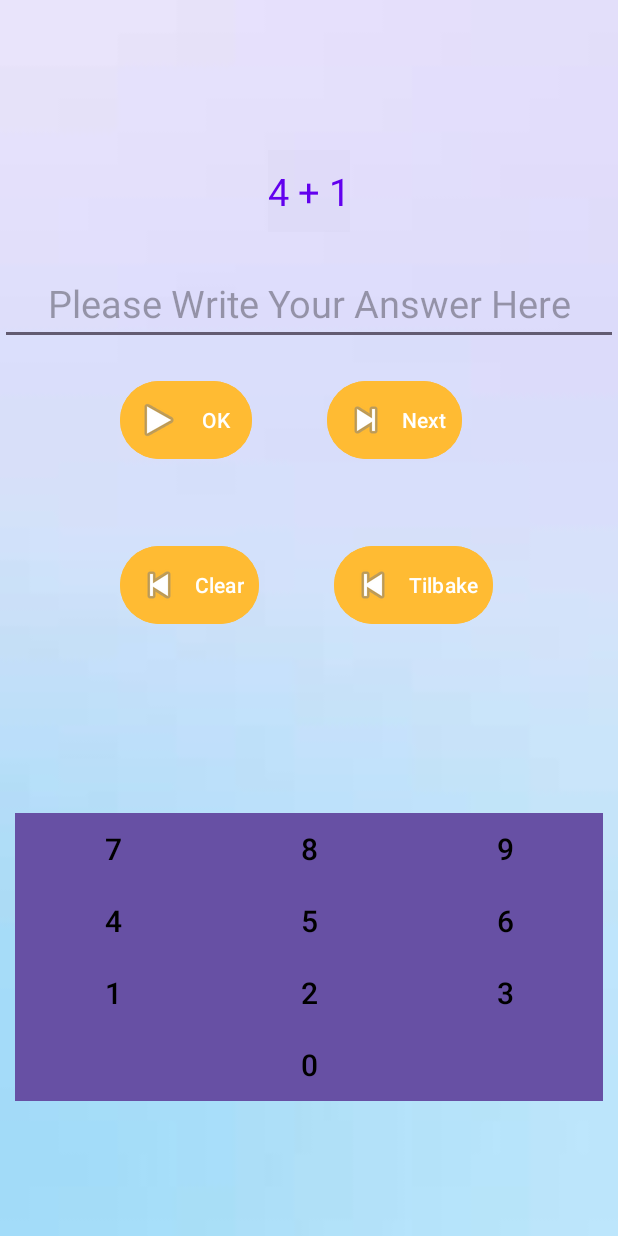
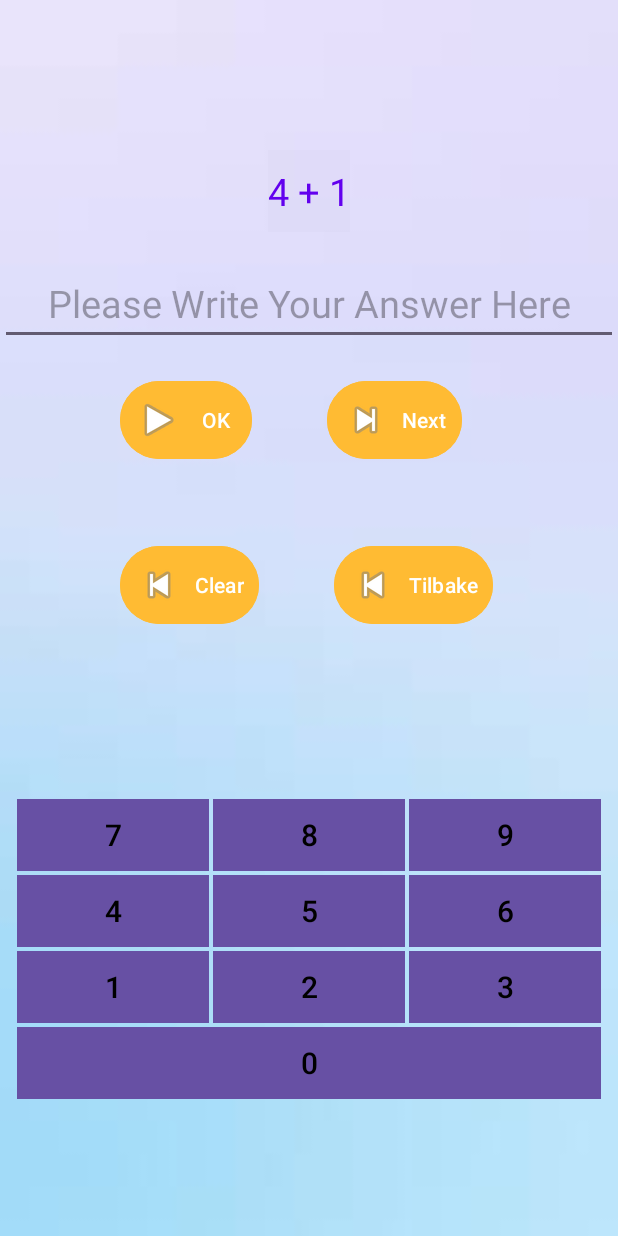
Before and after one commit to Latifa-Ajram/Spill, an Android app: the StartGame screen opened directly, with no data from a screen before it, on a phone screen of 412 x 824 dp. Run offline under Robolectric (Android 15) with nearby library versions, the phone set to English and light mode, and no system bars.

Commit message:
endringene i layout + la inn strings fra main activity

```diff
--- a/app/src/main/res/layout-land/activity_main.xml
+++ b/app/src/main/res/layout-land/activity_main.xml
@@ -18,7 +18,7 @@
         android:layout_marginTop="75dp"
         android:background="@android:color/holo_blue_dark"
         android:gravity="center_horizontal|center_vertical"
-        android:text="start" />
+        android:text="@string/start" />
 
     <Button
         android:id="@+id/buttonOmspill"
@@ -29,7 +29,7 @@
         android:layout_marginRight="10dp"
         android:background="@android:color/holo_blue_dark"
         android:gravity="center_horizontal|center_vertical"
-        android:text="Om spillet" />
+        android:text="@string/omSpillet" />
 
     <Button
         android:id="@+id/buttonPreferanser"
@@ -39,6 +39,6 @@
         android:layout_marginRight="30dp"
         android:background="@android:color/holo_blue_dark"
         android:gravity="center_horizontal|center_vertical"
-        android:text="Preferanser" />
+        android:text="@string/preferanser" />
 
 </LinearLayout>
--- a/app/src/main/res/layout-land/activity_start_game.xml
+++ b/app/src/main/res/layout-land/activity_start_game.xml
@@ -17,7 +17,7 @@
             android:id="@+id/buttonAvbryt"
             android:layout_width="wrap_content"
             android:layout_height="wrap_content"
-            android:text="Tilbake" />
+            android:text="@string/tilbake" />
 
     </LinearLayout>
 
@@ -59,7 +59,7 @@
         android:backgroundTint="@android:color/holo_orange_light"
         android:gravity="center"
         android:onClick="okButton"
-        android:text="OK" />
+        android:text="@string/ok" />
 
     <LinearLayout
         android:layout_width="match_parent"
@@ -216,7 +216,7 @@
                 android:layout_height="wrap_content"
                 android:layout_weight="1"
                 android:backgroundTint="@android:color/holo_orange_light"
-                android:text="clear"
+                android:text="@string/clear"
                 android:onClick="clearButton"
                 android:layout_margin="1dp"/>
 
@@ -238,7 +238,7 @@
                 android:layout_height="wrap_content"
                 android:layout_weight="1"
                 android:backgroundTint="@android:color/holo_orange_light"
-                android:text="Next"
+                android:text="@string/neste"
                 android:onClick="nextButton"
                 android:layout_margin="1dp"/>
 
--- a/app/src/main/res/layout/activity_main.xml
+++ b/app/src/main/res/layout/activity_main.xml
@@ -17,7 +17,7 @@
         android:layout_marginTop="75dp"
         android:background="@android:color/holo_blue_dark"
         android:gravity="center_horizontal|center_vertical"
-        android:text="start" />
+        android:text="@string/start" />
 
     <Button
         android:id="@+id/buttonOmspill"
@@ -26,7 +26,7 @@
         android:layout_marginTop="20dp"
         android:background="@android:color/holo_blue_dark"
         android:gravity="center_horizontal|center_vertical"
-        android:text="Om spillet" />
+        android:text="@string/omSpillet" />
 
     <Button
         android:id="@+id/buttonPreferanser"
@@ -35,6 +35,6 @@
         android:layout_marginTop="20dp"
         android:background="@android:color/holo_blue_dark"
         android:gravity="center_horizontal|center_vertical"
-        android:text="Preferanser" />
+        android:text="@string/preferanser" />
 
 </LinearLayout>
--- a/app/src/main/res/layout/activity_start_game.xml
+++ b/app/src/main/res/layout/activity_start_game.xml
@@ -120,6 +120,7 @@
                 android:id="@+id/btn7"
                 android:layout_width="wrap_content"
                 android:layout_height="wrap_content"
+                android:layout_margin="1dp"
                 android:layout_weight="1"
                 android:background="@color/white"
                 android:onClick="seven"
@@ -131,9 +132,11 @@
                 android:id="@+id/btn8"
                 android:layout_width="wrap_content"
                 android:layout_height="wrap_content"
+                android:layout_margin="1dp"
                 android:layout_weight="1"
                 android:background="@color/white"
                 android:onClick="eight"
+
                 android:text="@string/button_8"
                 android:textColor="@color/black"
                 android:textSize="20sp" />
@@ -142,6 +145,7 @@
                 android:id="@+id/btn9"
                 android:layout_width="wrap_content"
                 android:layout_height="wrap_content"
+                android:layout_margin="1dp"
                 android:layout_weight="1"
                 android:background="@color/white"
                 android:onClick="nine"
@@ -160,6 +164,7 @@
                 android:id="@+id/btn4"
                 android:layout_width="wrap_content"
                 android:layout_height="wrap_content"
+                android:layout_margin="1dp"
                 android:layout_weight="1"
                 android:background="@color/white"
                 android:onClick="four"
@@ -171,6 +176,7 @@
                 android:id="@+id/btn5"
                 android:layout_width="wrap_content"
                 android:layout_height="wrap_content"
+                android:layout_margin="1dp"
                 android:layout_weight="1"
                 android:background="@color/white"
                 android:onClick="five"
@@ -182,6 +188,7 @@
                 android:id="@+id/btn6"
                 android:layout_width="wrap_content"
                 android:layout_height="wrap_content"
+                android:layout_margin="1dp"
                 android:layout_weight="1"
                 android:background="@color/white"
                 android:onClick="six"
@@ -200,6 +207,7 @@
                 android:id="@+id/btn1"
                 android:layout_width="wrap_content"
                 android:layout_height="wrap_content"
+                android:layout_margin="1dp"
                 android:layout_weight="1"
                 android:background="@color/white"
                 android:onClick="one"
@@ -212,6 +220,7 @@
                 android:layout_width="wrap_content"
                 android:layout_height="wrap_content"
                 android:layout_weight="1"
+                android:layout_margin="1dp"
                 android:background="@color/white"
                 android:onClick="two"
                 android:text="@string/button_2"
@@ -222,6 +231,7 @@
                 android:id="@+id/btn3"
                 android:layout_width="wrap_content"
                 android:layout_height="wrap_content"
+                android:layout_margin="1dp"
                 android:layout_weight="1"
                 android:background="@color/white"
                 android:onClick="three"
@@ -241,7 +251,8 @@
                 android:id="@+id/btn0"
                 android:layout_width="wrap_content"
                 android:layout_height="wrap_content"
-                android:layout_weight="2"
+                android:layout_margin="1dp"
+                android:layout_weight="3"
                 android:background="@color/white"
                 android:onClick="zero"
                 android:text="@string/button_0"
```
Also changed, not shown: app/src/main/res/values/strings.xml (+7 -0 lines), 1 other file.
